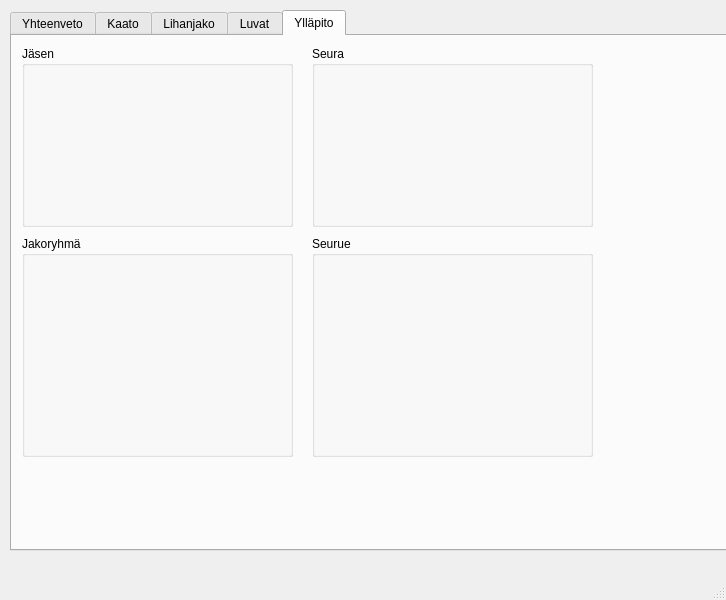
TimoKuukka/hirviporukka_app, file MultipageMainWindow.ui: the form before one commit.
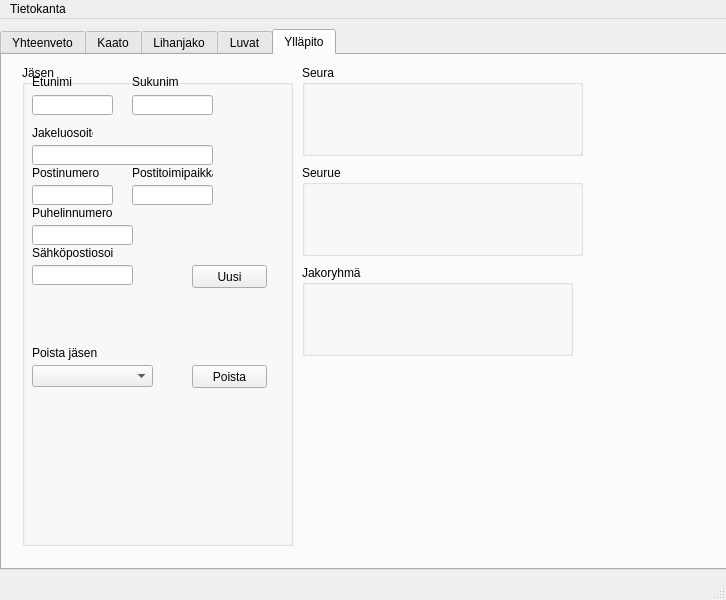
The form after the commit. The open tabs and pages were chosen to show the change.

Diff of the .ui file:
```diff
--- a/MultipageMainWindow.ui
+++ b/MultipageMainWindow.ui
@@ -17,7 +17,7 @@
    <widget class="QTabWidget" name="tabWidget">
     <property name="geometry">
      <rect>
-      <x>10</x>
+      <x>0</x>
       <y>10</y>
       <width>781</width>
       <height>541</height>
@@ -710,7 +710,7 @@
         <x>300</x>
         <y>10</y>
         <width>281</width>
-        <height>181</height>
+        <height>91</height>
        </rect>
       </property>
       <property name="title">
@@ -721,9 +721,9 @@
       <property name="geometry">
        <rect>
         <x>300</x>
-        <y>200</y>
+        <y>110</y>
         <width>281</width>
-        <height>221</height>
+        <height>91</height>
        </rect>
       </property>
       <property name="title">
@@ -733,10 +733,10 @@
      <widget class="QGroupBox" name="groupBox_3">
       <property name="geometry">
        <rect>
-        <x>10</x>
-        <y>200</y>
+        <x>300</x>
+        <y>210</y>
         <width>271</width>
-        <height>221</height>
+        <height>91</height>
        </rect>
       </property>
       <property name="title">
@@ -746,15 +746,225 @@
      <widget class="QGroupBox" name="groupBox_4">
       <property name="geometry">
        <rect>
-        <x>10</x>
+        <x>20</x>
         <y>10</y>
         <width>271</width>
-        <height>181</height>
+        <height>481</height>
        </rect>
       </property>
       <property name="title">
        <string>Jäsen</string>
       </property>
+      <widget class="QLineEdit" name="licenseYearLineEdit_2">
+       <property name="geometry">
+        <rect>
+         <x>10</x>
+         <y>30</y>
+         <width>81</width>
+         <height>20</height>
+        </rect>
+       </property>
+      </widget>
+      <widget class="QLineEdit" name="licenseYearLineEdit_3">
+       <property name="geometry">
+        <rect>
+         <x>110</x>
+         <y>30</y>
+         <width>81</width>
+         <height>20</height>
+        </rect>
+       </property>
+      </widget>
+      <widget class="QLineEdit" name="licenseYearLineEdit_4">
+       <property name="geometry">
+        <rect>
+         <x>110</x>
+         <y>120</y>
+         <width>81</width>
+         <height>20</height>
+        </rect>
+       </property>
+      </widget>
+      <widget class="QLineEdit" name="licenseYearLineEdit_5">
+       <property name="geometry">
+        <rect>
+         <x>10</x>
+         <y>80</y>
+         <width>181</width>
+         <height>20</height>
+        </rect>
+       </property>
+      </widget>
+      <widget class="QLineEdit" name="licenseYearLineEdit_6">
+       <property name="geometry">
+        <rect>
+         <x>10</x>
+         <y>120</y>
+         <width>81</width>
+         <height>20</height>
+        </rect>
+       </property>
+      </widget>
+      <widget class="QPushButton" name="pushButton">
+       <property name="geometry">
+        <rect>
+         <x>170</x>
+         <y>200</y>
+         <width>75</width>
+         <height>23</height>
+        </rect>
+       </property>
+       <property name="text">
+        <string>Uusi</string>
+       </property>
+      </widget>
+      <widget class="QLabel" name="shotByLabel_14">
+       <property name="geometry">
+        <rect>
+         <x>10</x>
+         <y>10</y>
+         <width>47</width>
+         <height>13</height>
+        </rect>
+       </property>
+       <property name="text">
+        <string>Etunimi</string>
+       </property>
+      </widget>
+      <widget class="QLabel" name="shotByLabel_15">
+       <property name="geometry">
+        <rect>
+         <x>110</x>
+         <y>10</y>
+         <width>47</width>
+         <height>13</height>
+        </rect>
+       </property>
+       <property name="text">
+        <string>Sukunimi</string>
+       </property>
+      </widget>
+      <widget class="QLabel" name="shotByLabel_16">
+       <property name="geometry">
+        <rect>
+         <x>10</x>
+         <y>60</y>
+         <width>61</width>
+         <height>16</height>
+        </rect>
+       </property>
+       <property name="text">
+        <string>Jakeluosoite</string>
+       </property>
+      </widget>
+      <widget class="QLabel" name="shotByLabel_17">
+       <property name="geometry">
+        <rect>
+         <x>10</x>
+         <y>100</y>
+         <width>71</width>
+         <height>16</height>
+        </rect>
+       </property>
+       <property name="text">
+        <string>Postinumero</string>
+       </property>
+      </widget>
+      <widget class="QLabel" name="shotByLabel_18">
+       <property name="geometry">
+        <rect>
+         <x>110</x>
+         <y>100</y>
+         <width>81</width>
+         <height>16</height>
+        </rect>
+       </property>
+       <property name="text">
+        <string>Postitoimipaikka</string>
+       </property>
+      </widget>
+      <widget class="QLineEdit" name="licenseYearLineEdit_7">
+       <property name="geometry">
+        <rect>
+         <x>10</x>
+         <y>160</y>
+         <width>101</width>
+         <height>20</height>
+        </rect>
+       </property>
+      </widget>
+      <widget class="QLineEdit" name="licenseYearLineEdit_8">
+       <property name="geometry">
+        <rect>
+         <x>10</x>
+         <y>200</y>
+         <width>101</width>
+         <height>20</height>
+        </rect>
+       </property>
+      </widget>
+      <widget class="QLabel" name="shotByLabel_19">
+       <property name="geometry">
+        <rect>
+         <x>10</x>
+         <y>140</y>
+         <width>81</width>
+         <height>16</height>
+        </rect>
+       </property>
+       <property name="text">
+        <string>Puhelinnumero</string>
+       </property>
+      </widget>
+      <widget class="QLabel" name="shotByLabel_20">
+       <property name="geometry">
+        <rect>
+         <x>10</x>
+         <y>180</y>
+         <width>81</width>
+         <height>16</height>
+        </rect>
+       </property>
+       <property name="text">
+        <string>Sähköpostiosoite</string>
+       </property>
+      </widget>
+      <widget class="QLabel" name="shotByLabel_21">
+       <property name="geometry">
+        <rect>
+         <x>10</x>
+         <y>280</y>
+         <width>91</width>
+         <height>16</height>
+        </rect>
+       </property>
+       <property name="text">
+        <string>Poista jäsen</string>
+       </property>
+      </widget>
+      <widget class="QPushButton" name="pushButton_2">
+       <property name="geometry">
+        <rect>
+         <x>170</x>
+         <y>300</y>
+         <width>75</width>
+         <height>23</height>
+        </rect>
+       </property>
+       <property name="text">
+        <string>Poista</string>
+       </property>
+      </widget>
+     </widget>
+     <widget class="QComboBox" name="shotByComboBox_2">
+      <property name="geometry">
+       <rect>
+        <x>30</x>
+        <y>310</y>
+        <width>121</width>
+        <height>22</height>
+       </rect>
+      </property>
      </widget>
     </widget>
    </widget>
@@ -768,6 +978,13 @@
      <height>21</height>
     </rect>
    </property>
+   <widget class="QMenu" name="menuTietokanta">
+    <property name="title">
+     <string>Tietokanta</string>
+    </property>
+    <addaction name="actionSovelluksen_tiedot"/>
+   </widget>
+   <addaction name="menuTietokanta"/>
   </widget>
   <widget class="QStatusBar" name="statusbar"/>
  </widget>
```
Left out of the diff: 7 changed lines with no effect on the pictures.
